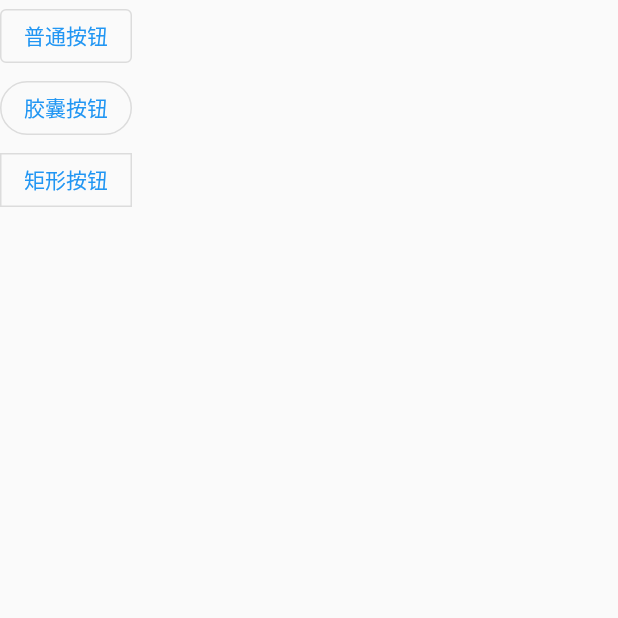
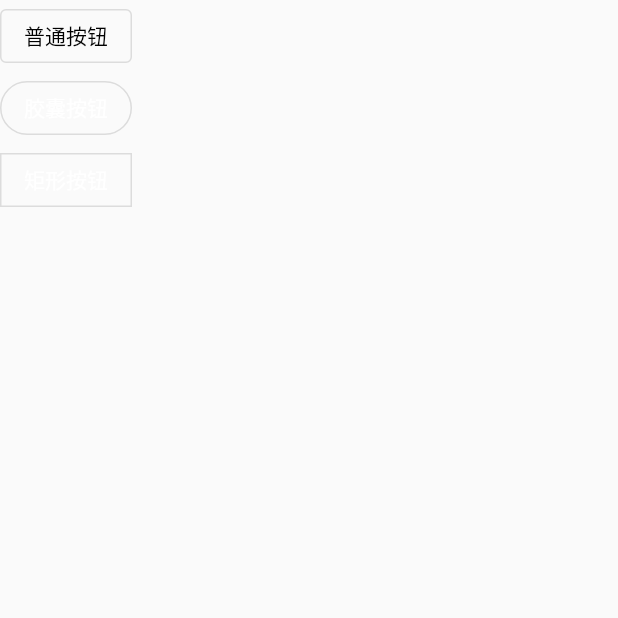
Before and after one commit to imwangji/arco_flutter, a Flutter app: the ButtonPage screen opened directly, on a phone screen of 412 x 824 dp, the top half of it. Run offline on Flutter 3.47's test engine with Material 2 defaults, Android fonts, the phone set to English and light mode, and no system bars.

Commit message:
feat: button组件添加textColor属性

```diff
--- a/example/lib/button_page.dart
+++ b/example/lib/button_page.dart
@@ -12,6 +12,7 @@ class ButtonPage extends StatelessWidget {
         children: [
           ArcoButton(
             "普通按钮",
+            textColor: Colors.black,
             onPressed: () {},
           ),
           ArcoButton(
--- a/lib/components/button/arco_button.dart
+++ b/lib/components/button/arco_button.dart
@@ -1,4 +1,5 @@
 import 'package:arco_flutter/shape/button_shape.dart';
+import 'package:arco_flutter/theme/default_theme.dart';
 import 'package:flutter/material.dart';
 
 getButtonMaterialShapeProperty(ArcoButtonShape? shape) {
@@ -57,11 +58,19 @@ class _ArcoButtonState extends State<ArcoButton> {
   MaterialStateProperty<OutlinedBorder?>? shape;
   void Function()? onPressed;
   Color? backgroundColor;
-  Color? textColor;
+
+  TextStyle getButtonTextStyle() {
+    return ArcoDefaultTheme.defaultButtonTextStyle.merge(TextStyle(
+      color: widget.textColor,
+    ));
+  }
+
   @override
   void initState() {
     super.initState();
-    child = widget.text != null ? Text(widget.text!) : widget.child;
+    child = widget.text != null
+        ? Text(widget.text!, style: getButtonTextStyle())
+        : widget.child;
     shape = getButtonMaterialShapeProperty(widget.shape);
     onPressed = widget.onPressed;
   }
--- /dev/null
+++ b/lib/theme/default_theme.dart
@@ -0,0 +1,10 @@
+import 'package:flutter/material.dart';
+
+Color primaryColor = const Color(0xFF165DFF);
+
+class ArcoDefaultTheme {
+  static TextStyle defaultButtonTextStyle = const TextStyle(
+    fontSize: 14,
+    color: Colors.white,
+  );
+}
```
